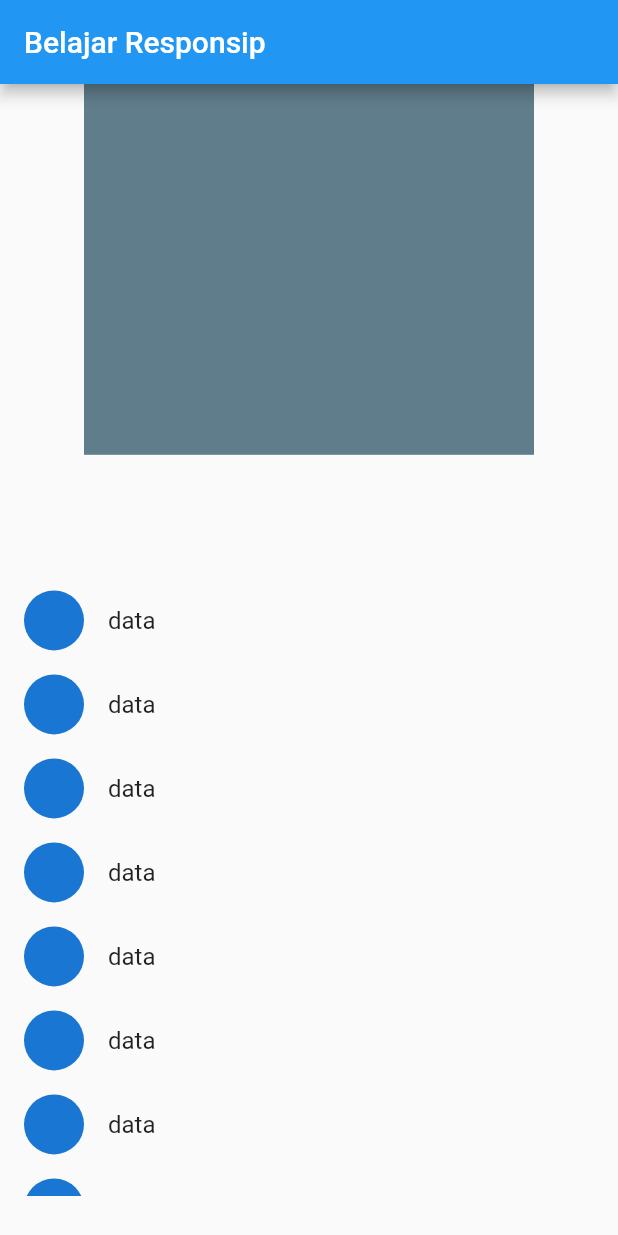
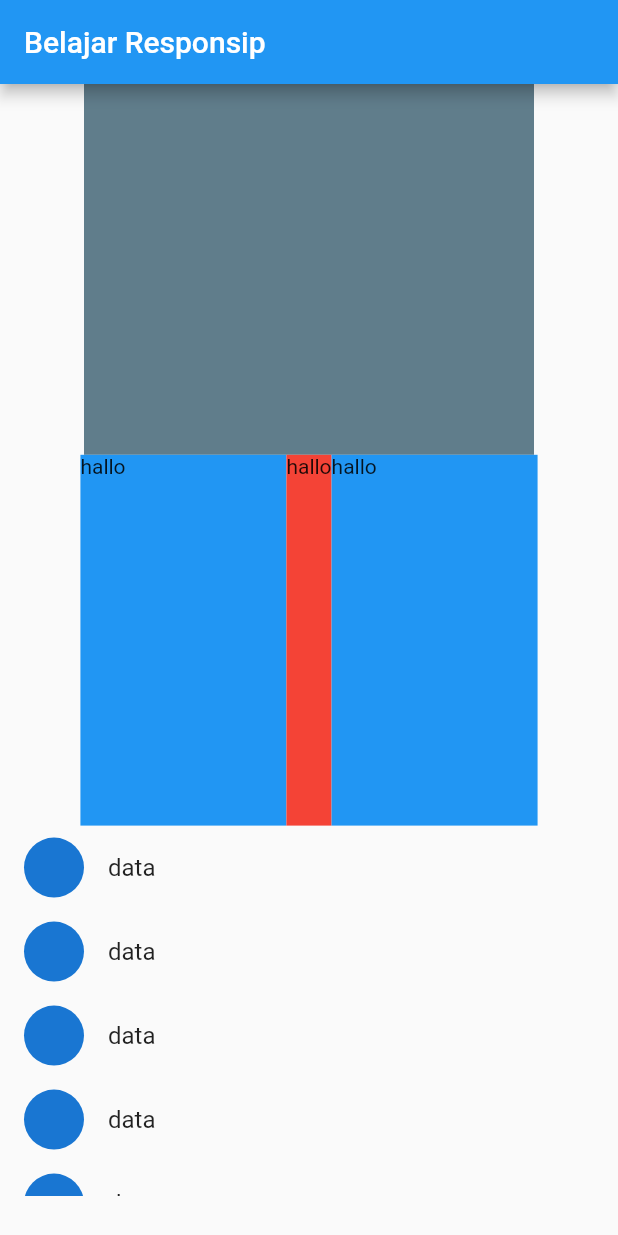
Before and after one commit to Adiaksa31/tugas_Responsive, a Flutter app: the screen it shows after launch, on a phone screen of 412 x 824 dp. Run offline on Flutter 3.47's test engine with Material 2 defaults, Android fonts, the light colour scheme and no system bars.

Commit message:
Mencoba menggunakan flexible pada apk

```diff
--- a/lib/main.dart
+++ b/lib/main.dart
@@ -54,21 +54,48 @@
               ? Column(
                   children: [
                     Container(
-                      height: MediaQueryHeight * 0.4,
+                      height: MediaQueryHeight * 0.2,
                       width: MediaQueryWidth,
                       color: Colors.blueGrey,
                     ),
                     Container(
-                      height: MediaQueryHeight * 0.4,
+                        child: Row(
+                      mainAxisAlignment: MainAxisAlignment.center,
+                      children: [
+                        Flexible(
+                          fit: FlexFit.tight,
+                          child: Container(
+                              height: MediaQueryHeight * 0.3,
+                              color: Colors.blue,
+                              child: Text("hallo ")),
+                        ),
+                        Flexible(
+                          fit: FlexFit.loose,
+                          child: Container(
+                              height: MediaQueryHeight * 0.3,
+                              color: Colors.red,
+                              child: Text("hallo")),
+                        ),
+                        Flexible(
+                          fit: FlexFit.tight,
+                          child: Container(
+                              height: MediaQueryHeight * 0.3,
+                              color: Colors.blue,
+                              child: Text("hallo")),
+                        )
+                      ],
+                    )),
+                    Container(
+                      height: MediaQueryHeight * 0.3,
                       child: GridView.builder(
                         gridDelegate: SliverGridDelegateWithFixedCrossAxisCount(
                             crossAxisCount: 5),
                         itemCount: 100,
                         itemBuilder: (BuildContext context, int index) {
-                          return GridTile(
-                              child: Container(
-                            color: Colors.black,
-                          ));
+                          return ListTile(
+                            leading: CircleAvatar(),
+                            title: Text("data"),
+                          );
                         },
                       ),
                     ),
@@ -81,11 +108,35 @@
                       width: 300,
                       color: Colors.blueGrey,
                     ),
-                    SizedBox(
-                      height: MediaQueryHeight * 0.1,
-                    ),
                     Container(
-                      height: MediaQueryHeight * 0.5,
+                        child: Row(
+                      mainAxisAlignment: MainAxisAlignment.center,
+                      children: [
+                        Flexible(
+                          fit: FlexFit.tight,
+                          child: Container(
+                              height: MediaQueryHeight * 0.3,
+                              color: Colors.blue,
+                              child: Text("hallo ")),
+                        ),
+                        Flexible(
+                          fit: FlexFit.loose,
+                          child: Container(
+                              height: MediaQueryHeight * 0.3,
+                              color: Colors.red,
+                              child: Text("hallo")),
+                        ),
+                        Flexible(
+                          fit: FlexFit.tight,
+                          child: Container(
+                              height: MediaQueryHeight * 0.3,
+                              color: Colors.blue,
+                              child: Text("hallo")),
+                        )
+                      ],
+                    )),
+                    Container(
+                      height: MediaQueryHeight * 0.3,
                       child: ListView.builder(
                         itemCount: 100,
                         itemBuilder: (BuildContext context, int index) {
```
